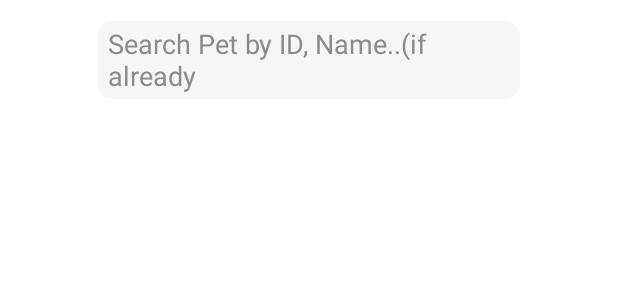
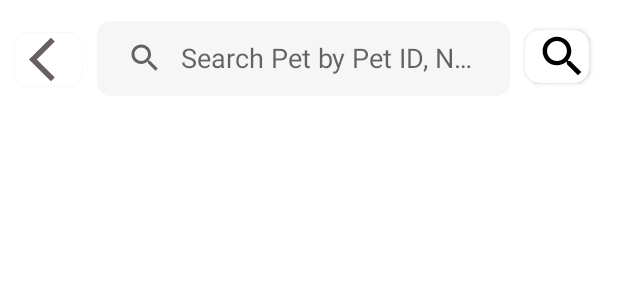
Before and after one commit to Rakeshkrishali007/petofy, an Android app: the layout activity_is_searched.xml on its own in the app's theme, with its tools: preview values and no code run, on a phone screen of 412 x 824 dp. Shown: the top 300 px of the screen. Run offline under Robolectric (Android 15) with nearby library versions, the phone set to English and light mode, and no system bars.

Commit message:
updated code

```diff
--- a/app/src/main/java/com/example/petofy/activity/SplashActivity.kt
+++ b/app/src/main/java/com/example/petofy/activity/SplashActivity.kt
@@ -41,7 +41,7 @@ class Splash_Activity : AppCompatActivity() {
             }, 3000)
 
         } else {
-            val intent = Intent(this@Splash_Activity, LogIn_Activity::class.java)
+            val intent = Intent(this@Splash_Activity, DashBoardActivity::class.java)
             startActivity(intent)
             finish()
         }
--- a/app/src/main/res/layout/activity_is_searched.xml
+++ b/app/src/main/res/layout/activity_is_searched.xml
@@ -6,19 +6,73 @@
     android:layout_height="match_parent"
     tools:context=".activity.IsSearched">
 
-    <EditText
-        android:layout_width="match_parent"
-        android:layout_height="@dimen/_40sdp"
+    <androidx.cardview.widget.CardView
+        android:id="@+id/backPressed"
+        android:layout_width="wrap_content"
+        android:layout_height="wrap_content"
+        android:layout_marginStart="10dp"
+        android:layout_marginTop="8dp"
+        app:cardCornerRadius="10dp"
+        app:layout_constraintBottom_toBottomOf="parent"
+        app:layout_constraintEnd_toStartOf="@+id/search"
+        app:layout_constraintHorizontal_bias="0.5"
+        app:layout_constraintStart_toStartOf="parent"
+        app:layout_constraintTop_toTopOf="parent"
+        app:layout_constraintVertical_bias="0.018">
+
+
+        <ImageView
+            android:layout_width="35dp"
+            android:layout_height="35dp"
+            android:layout_marginStart="9dp"
+            android:src="@drawable/baseline_arrow_back_ios_24"
+
+            />
+    </androidx.cardview.widget.CardView>
+
+
+    <androidx.appcompat.widget.SearchView
+        android:id="@+id/search"
+        android:layout_width="0dp"
+        android:layout_height="50dp"
+        android:layout_marginStart="10dp"
+        android:layout_marginEnd="10dp"
+        android:background="@drawable/edit_text_outline"
+        app:iconifiedByDefault="false"
+        app:layout_constraintBottom_toBottomOf="parent"
+        app:layout_constraintEnd_toStartOf="@+id/searchicon"
+        app:layout_constraintHorizontal_bias="0.5"
+        app:layout_constraintStart_toEndOf="@+id/backPressed"
+        app:layout_constraintTop_toTopOf="parent"
+        app:layout_constraintVertical_bias="0.018"
+        app:layout_goneMarginStart="10dp"
+        app:queryBackground="@android:color/transparent"
+        app:queryHint="Search Pet by Pet ID, Name" />
+
+    <androidx.cardview.widget.CardView
+        android:id="@+id/searchicon"
+        android:layout_width="wrap_content"
+        android:layout_height="wrap_content"
+        android:layout_marginStart="360dp"
+        app:cardCornerRadius="10dp"
+        android:layout_marginEnd="30dp"
+        android:layout_marginTop="19dp"
         app:layout_constraintBottom_toBottomOf="parent"
         app:layout_constraintEnd_toEndOf="parent"
-        android:layout_marginStart="@dimen/_50sdp"
-        android:layout_marginEnd="@dimen/_50sdp"
-        android:text="Search Pet by ID, Name..(if already"
-        android:textColor="#8a8c8b"
-        android:paddingStart="@dimen/_5sdp"
-        android:background="@drawable/edit_text_background"
-        app:layout_constraintHorizontal_bias="0.0"
+        app:layout_constraintHorizontal_bias="0.5"
+        app:layout_constraintStart_toEndOf="@+id/search"
         app:layout_constraintStart_toStartOf="parent"
         app:layout_constraintTop_toTopOf="parent"
-        app:layout_constraintVertical_bias="0.018" />
+        app:layout_constraintVertical_bias="0.001">
+
+
+        <ImageView
+            android:layout_width="35dp"
+            android:layout_height="35dp"
+            android:layout_marginStart="7dp"
+            android:src="@drawable/search_icon"
+
+            />
+    </androidx.cardview.widget.CardView>
+
 </androidx.constraintlayout.widget.ConstraintLayout>
--- a/app/src/main/res/layout/activity_password_changed.xml
+++ b/app/src/main/res/layout/activity_password_changed.xml
@@ -139,6 +139,7 @@
 
             <Button
                 android:layout_width="match_parent"
+                android:id="@+id/changePassword"
                 android:layout_height="wrap_content"
                 android:layout_marginStart="20dp"
                 android:layout_marginTop="20dp"
--- a/app/src/main/res/layout/fragment_my_staff.xml
+++ b/app/src/main/res/layout/fragment_my_staff.xml
@@ -28,7 +28,6 @@
                 android:layout_width="wrap_content"
                 android:layout_height="wrap_content"
                 app:cardCornerRadius="10dp"
-
                 app:layout_constraintBottom_toBottomOf="parent"
                 app:layout_constraintEnd_toEndOf="parent"
                 app:layout_constraintHorizontal_bias="0.038"
```
Also changed, not shown: app/src/main/java/com/example/petofy/Classes/ConnectivityReceiver.kt (+8 -6 lines), app/src/main/java/com/example/petofy/activity/IsSearched.kt (+10 -1 lines), app/src/main/java/com/example/petofy/activity/LogInActivity.kt (+23 -18 lines), app/src/main/java/com/example/petofy/activity/PasswordChangedActivity.kt (+9 -0 lines), app/src/main/java/com/example/petofy/fragments/bashboardfragments/Home_Fragment.kt (+27 -25 lines), app/src/main/java/com/example/petofy/fragments/bashboardfragments/MyStaffFragment.kt (+10 -13 lines), app/src/main/java/com/example/petofy/fragments/bashboardfragments/User_Fragment.kt (+8 -6 lines), app/src/main/res/layout/fragment_home_.xml (+28 -35 lines), app/src/main/res/layout/fragment_pet_.xml (+27 -16 lines).
